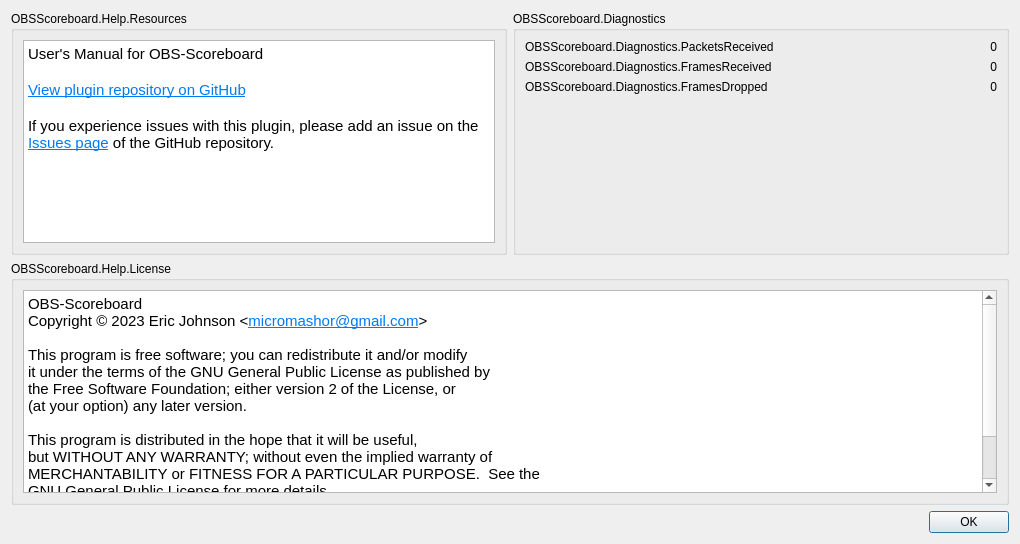
The window that src/forms/help-about.ui (micromashor/obs-scoreboard) describes before a commit, drawn with Qt 5.
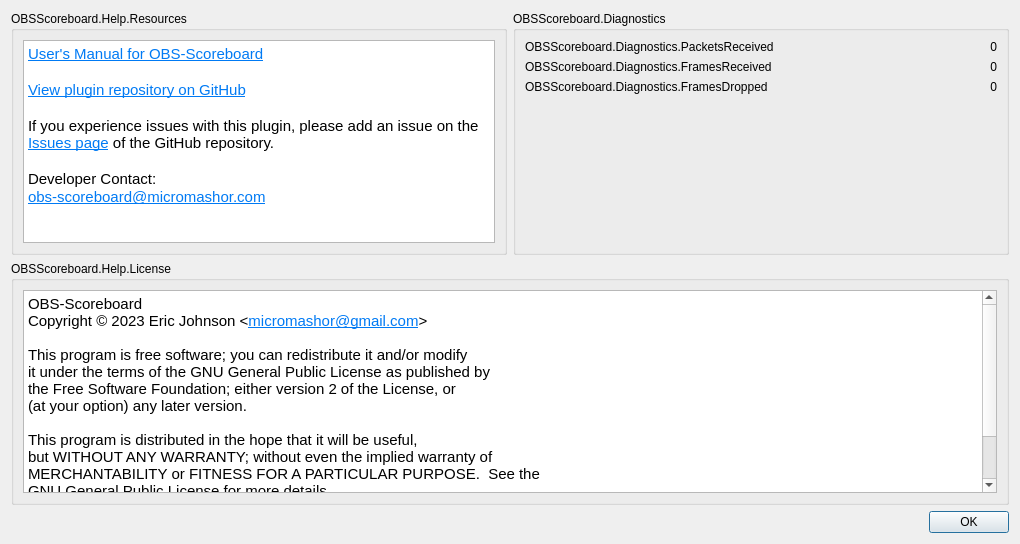
The same window after the commit.

Diff of the .ui file:
```diff
--- a/src/forms/help-about.ui
+++ b/src/forms/help-about.ui
@@ -32,12 +32,14 @@
 li.unchecked::marker { content: &quot;\2610&quot;; }
 li.checked::marker { content: &quot;\2612&quot;; }
 &lt;/style&gt;&lt;/head&gt;&lt;body style=&quot; font-family:'Ubuntu'; font-size:11pt; font-weight:400; font-style:normal;&quot;&gt;
-&lt;p style=&quot; margin-top:0px; margin-bottom:0px; margin-left:0px; margin-right:0px; -qt-block-indent:0; text-indent:0px;&quot;&gt;User's Manual for OBS-Scoreboard&lt;/p&gt;
+&lt;p style=&quot; margin-top:0px; margin-bottom:0px; margin-left:0px; margin-right:0px; -qt-block-indent:0; text-indent:0px;&quot;&gt;&lt;a href=&quot;https://obs-scoreboard.micromashor.com/&quot;&gt;&lt;span style=&quot; text-decoration: underline; color:#007af4;&quot;&gt;User's Manual for OBS-Scoreboard&lt;/span&gt;&lt;/a&gt;&lt;/p&gt;
 &lt;p style=&quot;-qt-paragraph-type:empty; margin-top:0px; margin-bottom:0px; margin-left:0px; margin-right:0px; -qt-block-indent:0; text-indent:0px; text-decoration: underline; color:#007af4;&quot;&gt;&lt;br /&gt;&lt;/p&gt;
 &lt;p style=&quot; margin-top:0px; margin-bottom:0px; margin-left:0px; margin-right:0px; -qt-block-indent:0; text-indent:0px;&quot;&gt;&lt;a href=&quot;https://github.com/micromashor/obs-scoreboard&quot;&gt;&lt;span style=&quot; text-decoration: underline; color:#007af4;&quot;&gt;View plugin repository on GitHub&lt;/span&gt;&lt;/a&gt;&lt;/p&gt;
 &lt;p style=&quot;-qt-paragraph-type:empty; margin-top:0px; margin-bottom:0px; margin-left:0px; margin-right:0px; -qt-block-indent:0; text-indent:0px; text-decoration: underline; color:#007af4;&quot;&gt;&lt;br /&gt;&lt;/p&gt;
 &lt;p style=&quot; margin-top:0px; margin-bottom:0px; margin-left:0px; margin-right:0px; -qt-block-indent:0; text-indent:0px;&quot;&gt;If you experience issues with this plugin, please add an issue on the &lt;a href=&quot;https://github.com/micromashor/obs-scoreboard/issues&quot;&gt;&lt;span style=&quot; text-decoration: underline; color:#007af4;&quot;&gt;Issues page&lt;/span&gt;&lt;/a&gt; of the GitHub repository.&lt;/p&gt;
-&lt;p style=&quot;-qt-paragraph-type:empty; margin-top:0px; margin-bottom:0px; margin-left:0px; margin-right:0px; -qt-block-indent:0; text-indent:0px;&quot;&gt;&lt;br /&gt;&lt;/p&gt;&lt;/body&gt;&lt;/html&gt;</string>
+&lt;p style=&quot;-qt-paragraph-type:empty; margin-top:0px; margin-bottom:0px; margin-left:0px; margin-right:0px; -qt-block-indent:0; text-indent:0px;&quot;&gt;&lt;br /&gt;&lt;/p&gt;
+&lt;p style=&quot; margin-top:0px; margin-bottom:0px; margin-left:0px; margin-right:0px; -qt-block-indent:0; text-indent:0px;&quot;&gt;Developer Contact:&lt;/p&gt;
+&lt;p style=&quot; margin-top:0px; margin-bottom:0px; margin-left:0px; margin-right:0px; -qt-block-indent:0; text-indent:0px;&quot;&gt;&lt;a href=&quot;mailto:obs-scoreboard@micromashor.com&quot;&gt;&lt;span style=&quot; text-decoration: underline; color:#007af4;&quot;&gt;obs-scoreboard@micromashor.com&lt;/span&gt;&lt;/a&gt;&lt;/p&gt;&lt;/body&gt;&lt;/html&gt;</string>
           </property>
           <property name="openExternalLinks">
            <bool>true</bool>
```
